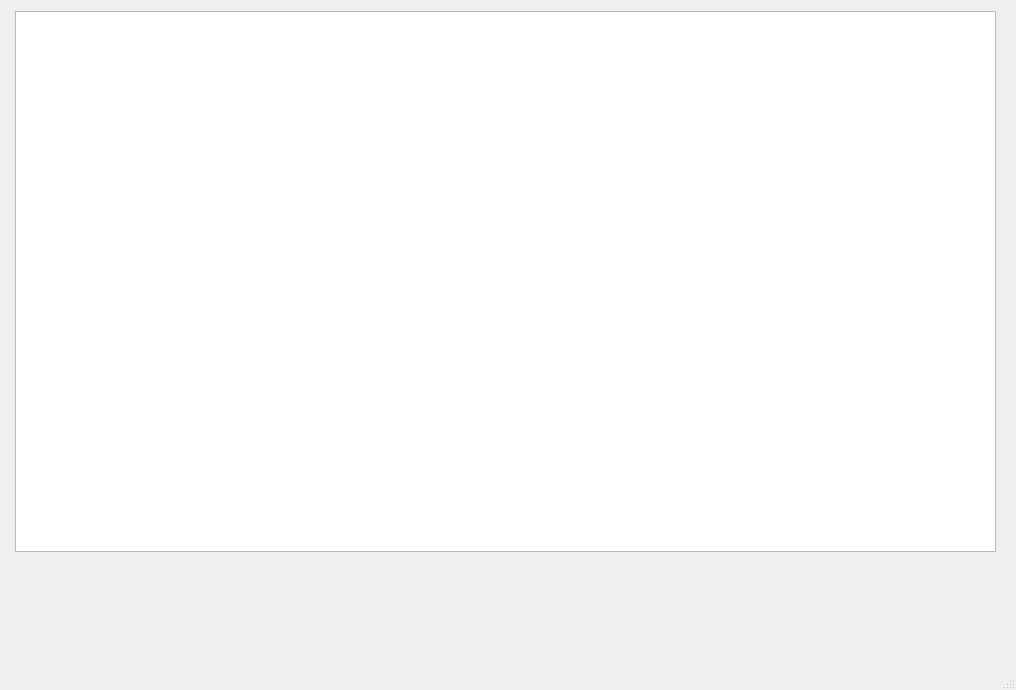
First picture: the form in src/qtgui/ui/mainvideoiowindow.ui, repository snikulov/vidstream, before the edit.
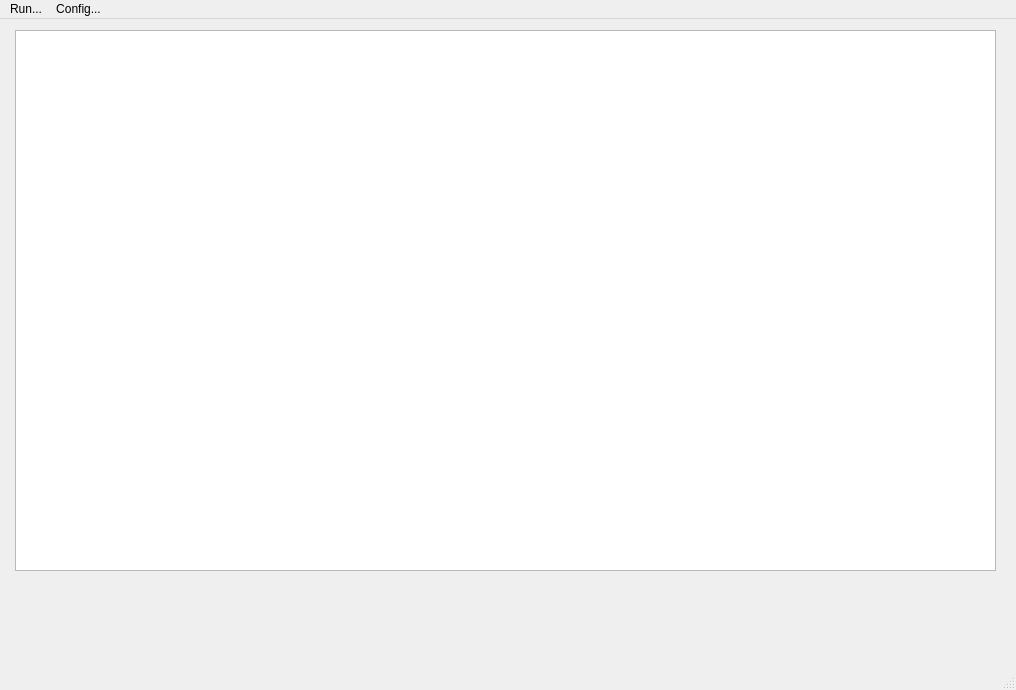
Second picture: the form after the edit.

Commit message: #25: ui re-work - still problems

Patch:
```diff
--- a/src/qtgui/ui/mainvideoiowindow.ui
+++ b/src/qtgui/ui/mainvideoiowindow.ui
@@ -34,6 +34,22 @@
      <height>29</height>
     </rect>
    </property>
+   <widget class="QMenu" name="menuRun">
+    <property name="title">
+     <string>Run...</string>
+    </property>
+    <addaction name="actionStart"/>
+   </widget>
+   <widget class="QMenu" name="menuConfig">
+    <property name="title">
+     <string>Config...</string>
+    </property>
+    <addaction name="separator"/>
+    <addaction name="separator"/>
+    <addaction name="actionSettings"/>
+   </widget>
+   <addaction name="menuRun"/>
+   <addaction name="menuConfig"/>
   </widget>
   <widget class="QStatusBar" name="statusbar"/>
  </widget>
```
Left out of the diff: 13 changed lines with no effect on the pictures. The commit also changes 6 other files.
